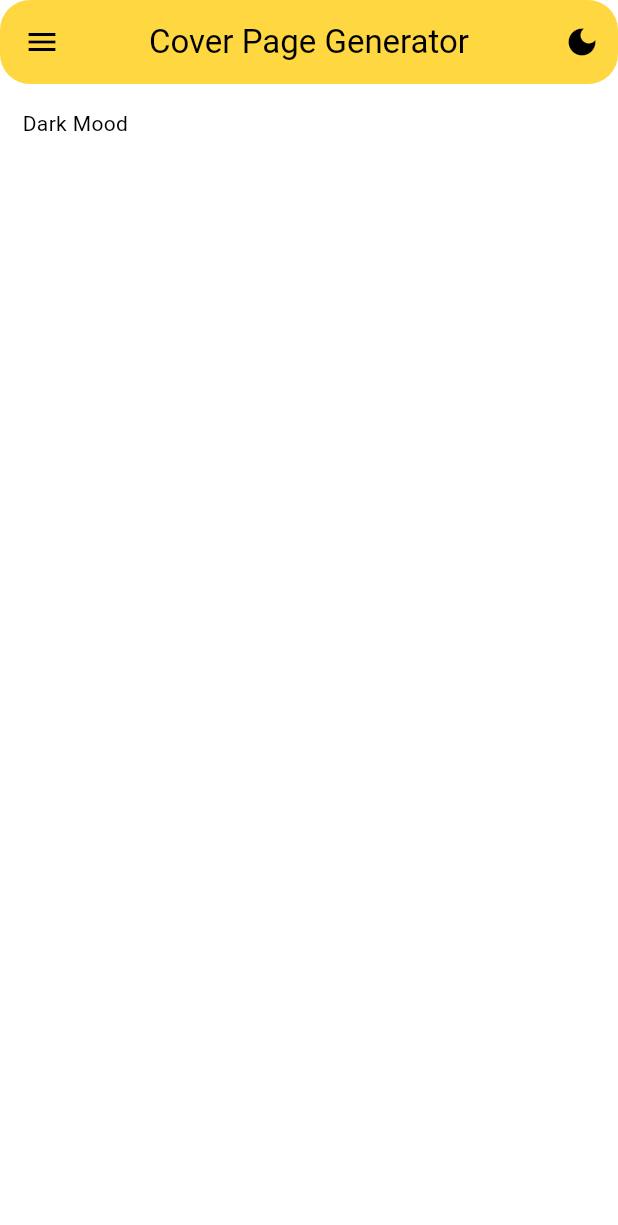
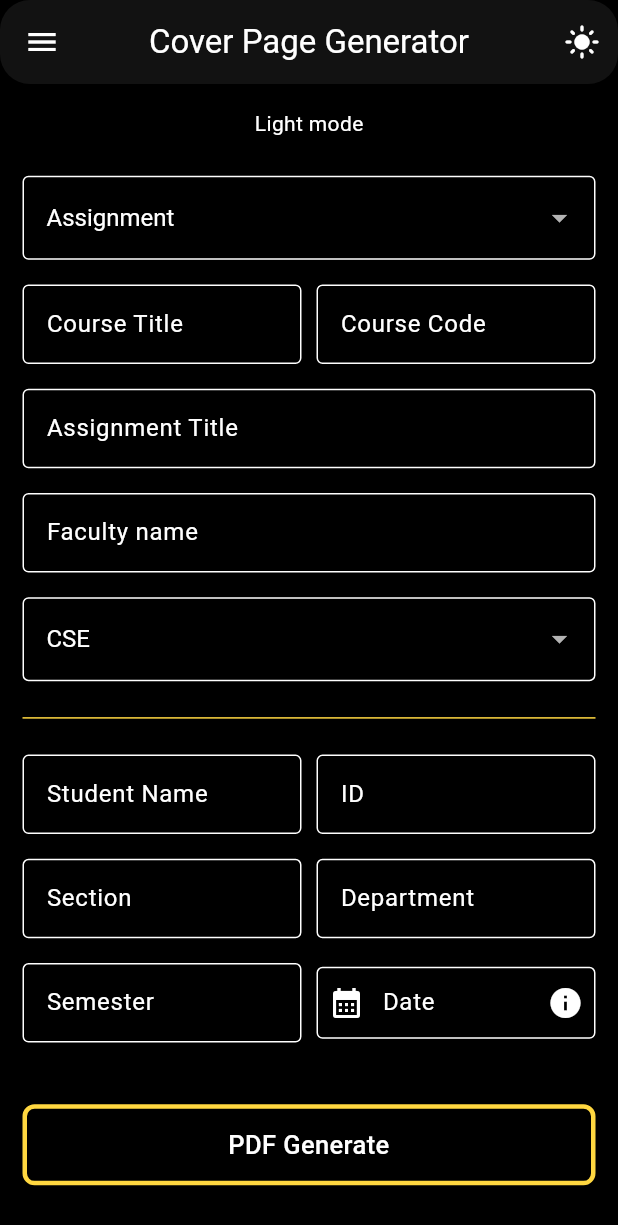
Before and after one commit to sadman-ichha/Flutter-Projects, a Flutter app: the screen it shows after launch, on a phone screen of 412 x 824 dp. Shown: the top 1225 px of the screen. Run offline on Flutter 3.47's test engine with Material 3 defaults, Android fonts, the phone set to English and light mode, and no system bars; our stand-ins replace get, open_file, pdf, printing, shared_preferences; missing offline and left inert: flutter_rounded_date_picker.

Commit message:
added: Dark Mode

```diff
--- a/seu_cover_page/lib/components/app_drawer.dart
+++ b/seu_cover_page/lib/components/app_drawer.dart
@@ -48,7 +48,8 @@ class MyDrawer extends StatelessWidget {
                 ),
                 const SizedBox(width: 20.0),
                 InkWell(
-                  onTap: () => launchUrl("https://www.linkedin.com/in/sadman-ichha/"),
+                  onTap: () =>
+                      launchUrl("https://www.linkedin.com/in/sadman-ichha/"),
                   child: const CircleAvatar(
                     backgroundImage: AssetImage(AppImages.linkedIn),
                     radius: 15.0,
--- a/seu_cover_page/lib/components/custom_dropdown.dart
+++ b/seu_cover_page/lib/components/custom_dropdown.dart
@@ -60,8 +60,9 @@ class CustomDropdownButton extends StatelessWidget {
           decoration: const InputDecoration(
             border: OutlineInputBorder(),
           ),
-          style: const TextStyle(
-            color: Colors.black,
+          style: TextStyle(
+            color: Theme.of(context).focusColor,
+            //color: MediaQuery.of(context).platformBrightness == ThemeMode.dark ? Colors.white : Colors.black,
             fontSize: 16,
           ),
           elevation: 16,
--- a/seu_cover_page/lib/controllers/theme_controller.dart
+++ b/seu_cover_page/lib/controllers/theme_controller.dart
@@ -4,29 +4,31 @@ import 'package:shared_preferences/shared_preferences.dart';
 
 class ThemeController extends GetxController {
   Rx<ThemeMode> themeMode = ThemeMode.system.obs;
-
-  // Function to toggle between light and dark mode
-  void toggleTheme(bool isDarkMode) {
-    themeMode.value = isDarkMode ? ThemeMode.dark : ThemeMode.light;
-    _saveThemeMode(); // Save theme mode
-  }
-
-  // Function to load theme mode from shared preferences
-  Future<void> _loadThemeMode() async {
-    SharedPreferences prefs = await SharedPreferences.getInstance();
-    ThemeMode savedThemeMode = ThemeMode.values[prefs.getInt('theme_mode') ?? 0];
-    themeMode.value = savedThemeMode;
-  }
-
-  // Function to save theme mode to shared preferences
-  Future<void> _saveThemeMode() async {
-    SharedPreferences prefs = await SharedPreferences.getInstance();
-    await prefs.setInt('theme_mode', themeMode.value.index);
+  RxBool isDark = false.obs;
+  void changeTheme() {
+    isDark.value = !isDark.value;
+    Get.changeThemeMode(isDark.value ? ThemeMode.dark : ThemeMode.light);
   }
 
   @override
   void onInit() {
     super.onInit();
-    _loadThemeMode(); // Load theme mode on initialization
+    _loadThemeFromPrefs(); // Load theme preference on initialization
+  }
+
+  void toggleTheme(bool isDarkMode) {
+    themeMode.value = isDarkMode ? ThemeMode.dark : ThemeMode.light;
+    _saveThemeToPrefs(); // Save theme preference
+  }
+
+  Future<void> _loadThemeFromPrefs() async {
+    SharedPreferences prefs = await SharedPreferences.getInstance();
+    int themeIndex = prefs.getInt('themeMode') ?? ThemeMode.system.index;
+    themeMode.value = ThemeMode.values[themeIndex];
+  }
+
+  Future<void> _saveThemeToPrefs() async {
+    SharedPreferences prefs = await SharedPreferences.getInstance();
+    prefs.setInt('themeMode', themeMode.value.index);
   }
 }
--- a/seu_cover_page/lib/main.dart
+++ b/seu_cover_page/lib/main.dart
@@ -9,11 +9,16 @@ import 'package:shared_preferences/shared_preferences.dart';
 import 'utils/screen_size.dart';
 
 void main() async {
-  runApp(const MyApp());
+  WidgetsFlutterBinding.ensureInitialized();
+  SharedPreferences prefs = await SharedPreferences.getInstance();
+  bool isDarkMode = prefs.getBool('isDarkMode') ?? false;
+  runApp(MyApp(isDarkMode: isDarkMode));
 }
 
 class MyApp extends StatelessWidget {
-  const MyApp({super.key});
+  final bool isDarkMode;
+
+  const MyApp({Key? key, required this.isDarkMode}) : super(key: key);
 
   @override
   Widget build(BuildContext context) {
@@ -35,7 +40,7 @@ class MyApp extends StatelessWidget {
       title: 'SEU Cover Page',
       initialRoute: AppPages.INITIAL,
       getPages: AppPages.routes,
-      themeMode: ThemeMode.system,
+      themeMode: isDarkMode ? ThemeMode.light : ThemeMode.dark,
       theme: AppTheme.lightTheme,
       darkTheme: AppTheme.darkTheme,
     );
--- a/seu_cover_page/lib/utils/themes/theme.dart
+++ b/seu_cover_page/lib/utils/themes/theme.dart
@@ -7,10 +7,11 @@ class AppTheme {
   static ThemeData lightTheme = ThemeData(
     useMaterial3: true,
     colorScheme: const ColorScheme.light(),
-    primaryColor: Colors.purple,
+    primaryColor: Colors.blue,
     brightness: Brightness.light,
     scaffoldBackgroundColor: Colors.white,
     textTheme: AppTextTheme.lightTextTheme,
+    focusColor: Colors.black,
     appBarTheme: AppBarTheme(
       color: AppColors.primaryColor,
     ),
@@ -18,9 +19,15 @@ class AppTheme {
   static ThemeData darkTheme = ThemeData(
     useMaterial3: true,
     colorScheme: const ColorScheme.dark(),
-    primaryColor: Colors.purple,
+    primaryColor: Colors.blue,
     brightness: Brightness.dark,
+    focusColor: Colors.white,
     scaffoldBackgroundColor: Colors.black,
     textTheme: AppTextTheme.darkTextTheme,
+
+    // dropdownMenuTheme: const DropdownMenuThemeData(
+    //   inputDecorationTheme: InputDecorationTheme(fillColor: Colors.white),
+    //   textStyle: TextStyle(color: Colors.white),
+    // ),
   );
 }
--- a/seu_cover_page/lib/views/cover_page.dart
+++ b/seu_cover_page/lib/views/cover_page.dart
@@ -48,7 +48,7 @@ class CoverPageScreen extends StatelessWidget {
         ),
         centerTitle: true,
         //foregroundColor: AppColors.primaryColor,
-        backgroundColor: AppColors.primaryColor,
+        //backgroundColor: AppColors.primaryColor,
       ),
       body: SafeArea(
         child: PdfPreview(
@@ -57,7 +57,6 @@ class CoverPageScreen extends StatelessWidget {
           build: generatePDF,
           onPrinted: showPrintedToast(),
           onShared: showSharedToast(),
-
         ),
       ),
     );
--- a/seu_cover_page/lib/views/home_screen.dart
+++ b/seu_cover_page/lib/views/home_screen.dart
@@ -16,6 +16,7 @@ class HomeScreen extends StatelessWidget {
   // final RxList<String> dropDownItems = ['Assignment', 'Lab Report'].obs;
   @override
   Widget build(BuildContext context) {
+    // Initialize ThemeController
     ThemeController themeController = Get.put(ThemeController());
 
     HomeScreenController homeController = Get.put(HomeScreenController());
@@ -31,26 +32,18 @@ class HomeScreen extends StatelessWidget {
         centerTitle: true,
         actions: [
           // Add download button to the AppBar
-          // Obx(
-          //   () => IconButton(
-          //     icon: themeController.themeMode.value == ThemeMode.light
-          //         ? const Icon(Icons.light_mode)
-          //         : const Icon(Icons.dark_mode),
-          //     onPressed: () {
-          //       //themeController.toggleTheme();
-          //       //homeController.changeTheme();
-          //     },
-          //   ),
-          // ),
-          Obx(() => IconButton(
-            icon: Icon(themeController.themeMode.value == ThemeMode.light
-                ? Icons.light_mode
-                : Icons.dark_mode),
-            onPressed: () {
-              themeController.toggleTheme(
-                  themeController.themeMode.value != ThemeMode.dark);
-            },
-          ),),
+          Obx(
+            () => IconButton(
+              icon: themeController.isDark.value
+                  ? const Icon(Icons.dark_mode)
+                  : const Icon(Icons.light_mode),
+              onPressed: () {
+                //themeController.toggleTheme();
+                //homeController.changeTheme();
+                themeController.changeTheme();
+              },
+            ),
+          ),
 
           // Obx(() {
           //   return Switch(
@@ -73,172 +66,175 @@ class HomeScreen extends StatelessWidget {
 
                 Obx(
                   () => Text(
-                    themeController.themeMode.value == ThemeMode.light
-                        ? "Lightmood"
-                        : 'Dark Mood',
+                    themeController.isDark.value ? 'Dark Mode' : "Light mode",
                   ),
                 ),
 
-                // SizedBox(height: ScreenSize.screenSize.height * 0.03),
-                // CustomDropdownButton(
-                //   items: homeController.dropDownItems,
-                //   selectedItem: homeController.selectedValue,
+                //       Obx(
+                //   () => Text(
+                //     Get.isDarkMode ? 'Dark Mode' : 'Light Mode',
+                //     style: TextStyle(fontSize: 24),
+                //   ),
                 // ),
-                // SizedBox(height: ScreenSize.screenSize.height * 0.02),
-                // Row(
-                //   children: [
-                //     Expanded(
-                //       child: CustomTextField(
-                //         controller: homeController.courseTitleController,
-                //         labelText: 'Course Title',
-                //         hintText: 'Computer Fundamentals',
-                //       ),
-                //     ),
-                //     const SizedBox(width: 10.0),
-                //     Expanded(
-                //       child: CustomTextField(
-                //         controller: homeController.courseCodeController,
-                //         labelText: 'Course Code',
-                //         hintText: 'CSE141',
-                //       ),
-                //     ),
-                //   ],
+
+                SizedBox(height: ScreenSize.screenSize.height * 0.03),
+                CustomDropdownButton(
+                  items: homeController.dropDownItems,
+                  selectedItem: homeController.selectedValue,
+                ),
+                SizedBox(height: ScreenSize.screenSize.height * 0.02),
+                Row(
+                  children: [
+                    Expanded(
+                      child: CustomTextField(
+                        controller: homeController.courseTitleController,
+                        labelText: 'Course Title',
+                        hintText: 'Computer Fundamentals',
+                      ),
+                    ),
+                    const SizedBox(width: 10.0),
+                    Expanded(
+                      child: CustomTextField(
+                        controller: homeController.courseCodeController,
+                        labelText: 'Course Code',
+                        hintText: 'CSE141',
+                      ),
+                    ),
+                  ],
+                ),
+                SizedBox(height: ScreenSize.screenSize.height * 0.02),
+                CustomTextField(
+                  controller: homeController.assignmentTitleController,
+                  labelText: 'Assignment Title',
+                  hintText: 'Assignment Title',
+                ),
+                SizedBox(height: ScreenSize.screenSize.height * 0.02),
+                CustomTextField(
+                  controller: homeController.teacherNameController,
+                  labelText: 'Faculty name',
+                  hintText: 'e.g: Anawer Parves',
+                ),
+                SizedBox(height: ScreenSize.screenSize.height * 0.02),
+                CustomDropdownButton(
+                  items: homeController.dropDownDepartmentItems,
+                  selectedItem: homeController.selectedDepartmentValue,
+                ),
+                SizedBox(height: ScreenSize.screenSize.height * 0.02),
+                Divider(
+                  color: AppColors.primaryColor,
+                ),
+                SizedBox(height: ScreenSize.screenSize.height * 0.02),
+                Row(
+                  children: [
+                    Expanded(
+                      child: CustomTextField(
+                        controller: homeController.nameController,
+                        labelText: 'Student Name',
+                        hintText: 'Sadman Esha',
+                      ),
+                    ),
+                    const SizedBox(width: 10.0),
+                    Expanded(
+                      child: CustomTextField(
+                        controller: homeController.idController,
+                        labelText: 'ID',
+                        hintText: '2022200010017',
+                      ),
+                    ),
+                  ],
+                ),
+                SizedBox(height: ScreenSize.screenSize.height * 0.02),
+                Row(
+                  children: [
+                    Expanded(
+                      child: CustomTextField(
+                        controller: homeController.sectionController,
+                        labelText: 'Section',
+                        hintText: '5',
+                      ),
+                    ),
+                    const SizedBox(width: 10.0),
+                    Expanded(
+                      child: CustomTextField(
+                        controller: homeController.departmentController,
+                        labelText: 'Department',
+                        hintText: 'CSE',
+                      ),
+                    ),
+                  ],
+                ),
+                SizedBox(height: ScreenSize.screenSize.height * 0.02),
+                Row(
+                  mainAxisAlignment: MainAxisAlignment.center,
+                  children: [
+                    Expanded(
+                      child: CustomTextField(
+                        controller: homeController.semesterController,
+                        labelText: 'Semester',
+                        hintText: 'Fall 2024',
+                      ),
+                    ),
+                    const SizedBox(width: 10.0),
+                    Expanded(
+                      child: Obx(
+                        () => TextField(
+                          onTap: () => homeController.showDatePicker(context),
+                          controller: TextEditingController(
+                            text: homeController.selectedDate.value != null
+                                ? DateFormat('dd/MM/yyyy')
+                                    .format(homeController.selectedDate.value!)
+                                : '', // Set the text based on selected date
+                          ),
+                          readOnly: true,
+                          decoration: const InputDecoration(
+                            border: OutlineInputBorder(),
+                            labelText: "Date",
+                            prefixIcon: Icon(Icons.calendar_month),
+                            prefixIconConstraints: BoxConstraints(minWidth: 40),
+                            suffixIcon: Icon(Icons.info),
+                            suffixIconConstraints: BoxConstraints(minWidth: 40),
+                            contentPadding:
+                                EdgeInsets.symmetric(horizontal: 12),
+                          ),
+                        ),
+                      ),
+                    ),
+                  ],
+                ),
+                SizedBox(height: ScreenSize.screenSize.height * 0.05),
+                // Text(
+                //   themeController.themeMode == ThemeModeType.dark
+                //       ? 'Dark Theme'
+                //       : 'Light Theme',
+                //   style: const TextStyle(fontSize: 18),
                 // ),
-                // SizedBox(height: ScreenSize.screenSize.height * 0.02),
-                // CustomTextField(
-                //   controller: homeController.assignmentTitleController,
-                //   labelText: 'Assignment Title',
-                //   hintText: 'Assignment Title',
-                // ),
-                // SizedBox(height: ScreenSize.screenSize.height * 0.02),
-                // CustomTextField(
-                //   controller: homeController.teacherNameController,
-                //   labelText: 'Faculty name',
-                //   hintText: 'e.g: Anawer Parves',
-                // ),
-                // SizedBox(height: ScreenSize.screenSize.height * 0.02),
-                // CustomDropdownButton(
-                //   items: homeController.dropDownDepartmentItems,
-                //   selectedItem: homeController.selectedDepartmentValue,
-                // ),
-                // SizedBox(height: ScreenSize.screenSize.height * 0.02),
-                // Divider(
-                //   color: AppColors.primaryColor,
-                // ),
-                // SizedBox(height: ScreenSize.screenSize.height * 0.02),
-                // Row(
-                //   children: [
-                //     Expanded(
-                //       child: CustomTextField(
-                //         controller: homeController.nameController,
-                //         labelText: 'Student Name',
-                //         hintText: 'Sadman Esha',
-                //       ),
-                //     ),
-                //     const SizedBox(width: 10.0),
-                //     Expanded(
-                //       child: CustomTextField(
-                //         controller: homeController.idController,
-                //         labelText: 'ID',
-                //         hintText: '2022200010017',
-                //       ),
-                //     ),
-                //   ],
-                // ),
-                // SizedBox(height: ScreenSize.screenSize.height * 0.02),
-                // Row(
-                //   children: [
-                //     Expanded(
-                //       child: CustomTextField(
-                //         controller: homeController.sectionController,
-                //         labelText: 'Section',
-                //         hintText: '5',
-                //       ),
-                //     ),
-                //     const SizedBox(width: 10.0),
-                //     Expanded(
-                //       child: CustomTextField(
-                //         controller: homeController.departmentController,
-                //         labelText: 'Department',
-                //         hintText: 'CSE',
-                //       ),
-                //     ),
-                //   ],
-                // ),
-                // SizedBox(height: ScreenSize.screenSize.height * 0.02),
-                // Row(
-                //   mainAxisAlignment: MainAxisAlignment.center,
-                //   children: [
-                //     Expanded(
-                //       child: CustomTextField(
-                //         controller: homeController.semesterController,
-                //         labelText: 'Semester',
-                //         hintText: 'Fall 2024',
-                //       ),
-                //     ),
-                //     const SizedBox(width: 10.0),
-                //     Expanded(
-                //       child: Obx(
-                //         () => TextField(
-                //           onTap: () => homeController.showDatePicker(context),
-                //           controller: TextEditingController(
-                //             text: homeController.selectedDate.value != null
-                //                 ? DateFormat('dd/MM/yyyy').format(
-                //                     homeController.selectedDate.value!)
-                //                 : '', // Set the text based on selected date
-                //           ),
-                //           readOnly: true,
-                //           decoration: const InputDecoration(
-                //             border: OutlineInputBorder(),
-                //             labelText: "Date",
-                //             prefixIcon: Icon(Icons.calendar_month),
-                //             prefixIconConstraints:
-                //                 BoxConstraints(minWidth: 40),
-                //             suffixIcon: Icon(Icons.info),
-                //             suffixIconConstraints:
-                //                 BoxConstraints(minWidth: 40),
-                //             contentPadding:
-                //                 EdgeInsets.symmetric(horizontal: 12),
-                //           ),
-                //         ),
-                //       ),
-                //     ),
-                //   ],
-                // ),
-                // SizedBox(height: ScreenSize.screenSize.height * 0.05),
-                // // Text(
-                // //   themeController.themeMode == ThemeModeType.dark
-                // //       ? 'Dark Theme'
-                // //       : 'Light Theme',
-                // //   style: const TextStyle(fontSize: 18),
-                // // ),
-                // InkWell(
-                //   onTap: () {
-                //     // Add your onTap functionality here
-                //     Get.toNamed(Routes.COVER);
-                //   },
-                //   child: Container(
-                //     width: double.infinity,
-                //     decoration: BoxDecoration(
-                //       border: Border.all(
-                //         color: Colors.amberAccent,
-                //         width: 3.0,
-                //       ),
-                //       //color: Colors.red,
-                //       borderRadius: BorderRadius.circular(8.0),
-                //     ),
-                //     padding: const EdgeInsets.all(12.0),
-                //     child: const Text(
-                //       'PDF Generate',
-                //       textAlign: TextAlign.center,
-                //       style: TextStyle(
-                //         // color: Colors.black,
-                //         fontSize: 17.0,
-                //         fontWeight: FontWeight.w500,
-                //       ),
-                //     ),
-                //   ),
-                // )
+                InkWell(
+                  onTap: () {
+                    // Add your onTap functionality here
+                    Get.toNamed(Routes.COVER);
+                  },
+                  child: Container(
+                    width: double.infinity,
+                    decoration: BoxDecoration(
+                      border: Border.all(
+                        color: Colors.amberAccent,
+                        width: 3.0,
+                      ),
+                      //color: Colors.red,
+                      borderRadius: BorderRadius.circular(8.0),
+                    ),
+                    padding: const EdgeInsets.all(12.0),
+                    child: const Text(
+                      'PDF Generate',
+                      textAlign: TextAlign.center,
+                      style: TextStyle(
+                        // color: Colors.black,
+                        fontSize: 17.0,
+                        fontWeight: FontWeight.w500,
+                      ),
+                    ),
+                  ),
+                )
               ],
             ),
           ),
```
